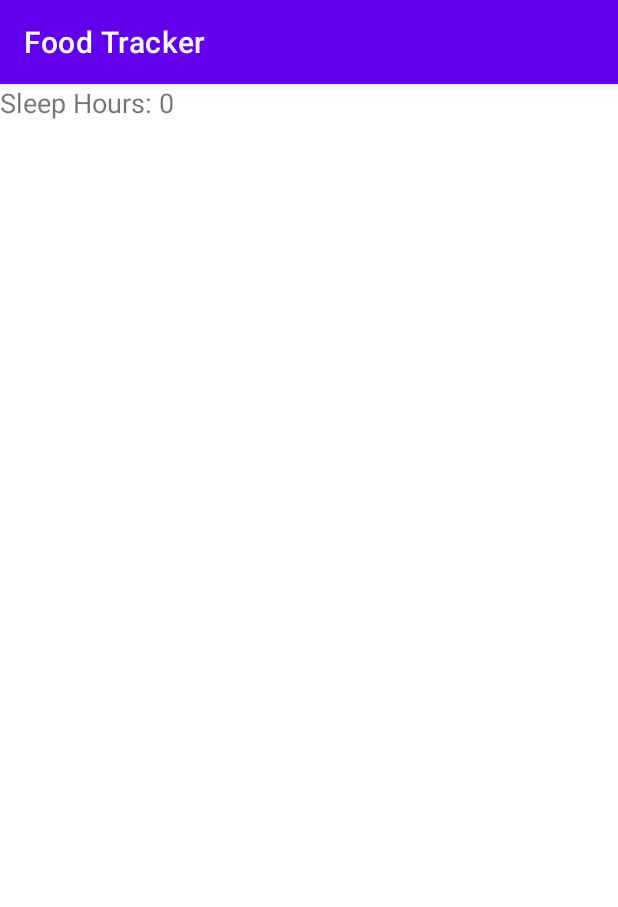
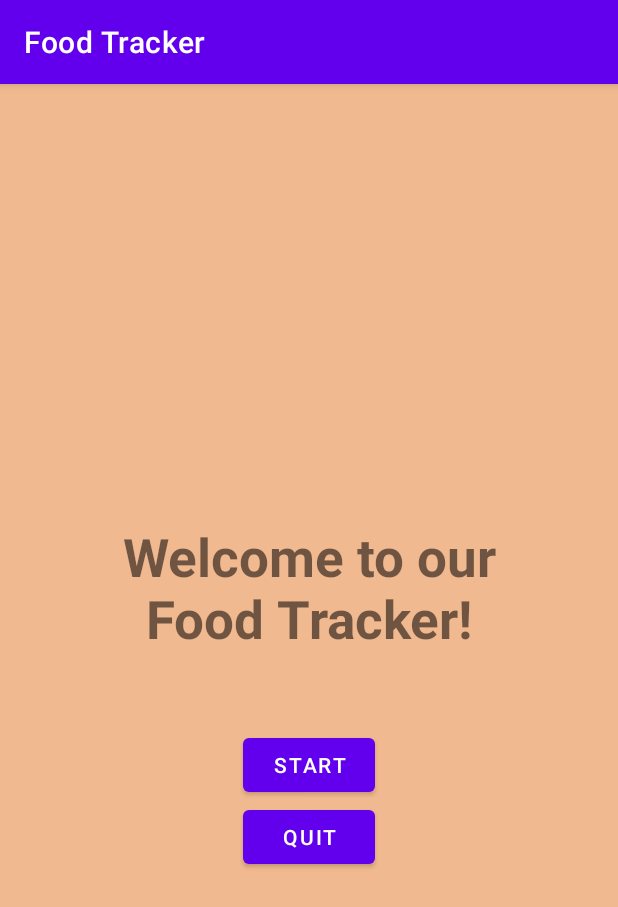
Before and after one commit to joshmwu/CS2340A_Team47, an Android app: the screen it shows after launch (WelcomeScreen), on a phone screen of 412 x 824 dp. Shown: the top 907 px of the screen. Run offline under Robolectric (Android 15) with nearby library versions, the phone set to English and light mode, and no system bars.

Commit message:
created welcome screen xml and class

```diff
--- a/app/src/main/java/com/example/myapplication/WelcomeScreen.java
+++ b/app/src/main/java/com/example/myapplication/WelcomeScreen.java
@@ -1,20 +1,20 @@
 package com.example.myapplication;
 
-import android.content.Context;
 import android.content.Intent;
 import android.os.Bundle;
-import android.view.View;
-import android.view.inputmethod.InputMethodManager;
+import android.os.Handler;
 import android.widget.Button;
-import android.widget.EditText;
-import android.widget.LinearLayout;
-import android.widget.RelativeLayout;
-
+import android.widget.TextView;
 import androidx.appcompat.app.AppCompatActivity;
 
 public class WelcomeScreen extends AppCompatActivity {
+
+
     protected void onCreate(Bundle savedInstanceState) {
         super.onCreate(savedInstanceState);
         setContentView(R.layout.welcome_screen);
+
+        Button startButton = findViewById(R.id.startButton);
+        Button quitButton = findViewById(R.id.quitButton);
     }
 }
--- a/app/src/main/res/layout/welcome_screen.xml
+++ b/app/src/main/res/layout/welcome_screen.xml
@@ -1,13 +1,34 @@
 <?xml version="1.0" encoding="utf-8"?>
 <LinearLayout xmlns:android="http://schemas.android.com/apk/res/android"
     android:layout_width="match_parent"
-    android:layout_height="match_parent">
+    android:layout_height="match_parent"
+    android:background="@color/orange"
+    android:orientation="vertical"
+    android:padding="16dp"
+    android:gravity="center"
+    android:id="@+id/fitnessTimer">
 
     <TextView
-    android:id="@+id/sleepHoursTextView"
-    android:layout_width="wrap_content"
-    android:layout_height="wrap_content"
-    android:textSize="18sp"
-    android:text="Sleep Hours: 0"/>
+        android:id="@+id/welcomeScreenTitle"
+        android:layout_width="wrap_content"
+        android:layout_height="wrap_content"
+        android:layout_margin="30dp"
+        android:gravity="center"
+        android:padding="20dp"
+        android:textSize="35sp"
+        android:textStyle="bold"
+        android:text="Welcome to our Food Tracker!" />
+
+    <Button
+        android:id="@+id/startButton"
+        android:layout_width="wrap_content"
+        android:layout_height="wrap_content"
+        android:text="Start"/>
+
+    <Button
+        android:id="@+id/quitButton"
+        android:layout_width="wrap_content"
+        android:layout_height="wrap_content"
+        android:text="Quit"/>
 
 </LinearLayout>
--- a/app/src/main/res/values/colors.xml
+++ b/app/src/main/res/values/colors.xml
@@ -7,4 +7,5 @@
     <color name="teal_700">#FF018786</color>
     <color name="black">#FF000000</color>
     <color name="white">#FFFFFFFF</color>
+    <color name="orange">#F1B98F</color>
 </resources>
```
